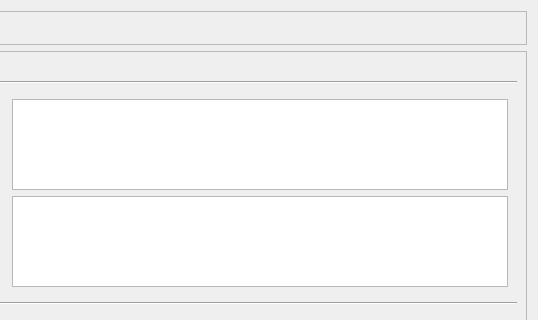
The window that devices/MKS-937B/ui/pressure.ui (lnls-sirius/pydm-opi) describes before a commit, drawn with Qt 5; both pictures show x 266 to 804 and y 0 to 320 of the 804 by 849 pixel window.
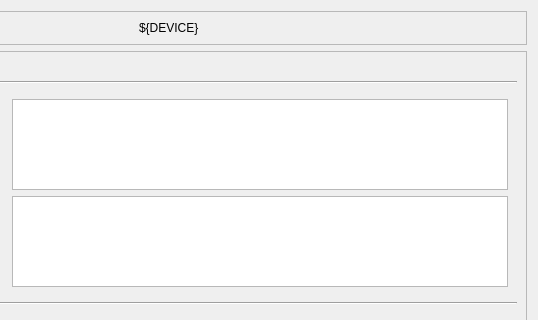
The same window after the commit. Custom widgets are drawn as their Qt base class.

The edit to the form file:
```diff
--- a/devices/MKS-937B/ui/pressure.ui
+++ b/devices/MKS-937B/ui/pressure.ui
@@ -32,6 +32,13 @@
           </property>
          </widget>
         </item>
+        <item>
+         <widget class="QLabel" name="label_5">
+          <property name="text">
+           <string>${DEVICE}</string>
+          </property>
+         </widget>
+        </item>
        </layout>
       </widget>
      </item>
@@ -1757,6 +1764,11 @@
   </layout>
  </widget>
  <customwidgets>
+  <customwidget>
+   <class>PyDMLabel</class>
+   <extends>QLabel</extends>
+   <header>pydm.widgets.label</header>
+  </customwidget>
   <customwidget>
    <class>PyDMTimePlot</class>
    <extends>QGraphicsView</extends>
@@ -1772,11 +1784,6 @@
    <extends>QComboBox</extends>
    <header>pydm.widgets.enum_combo_box</header>
   </customwidget>
-  <customwidget>
-   <class>PyDMLabel</class>
-   <extends>QLabel</extends>
-   <header>pydm.widgets.label</header>
-  </customwidget>
  </customwidgets>
  <resources/>
  <connections/>
```
